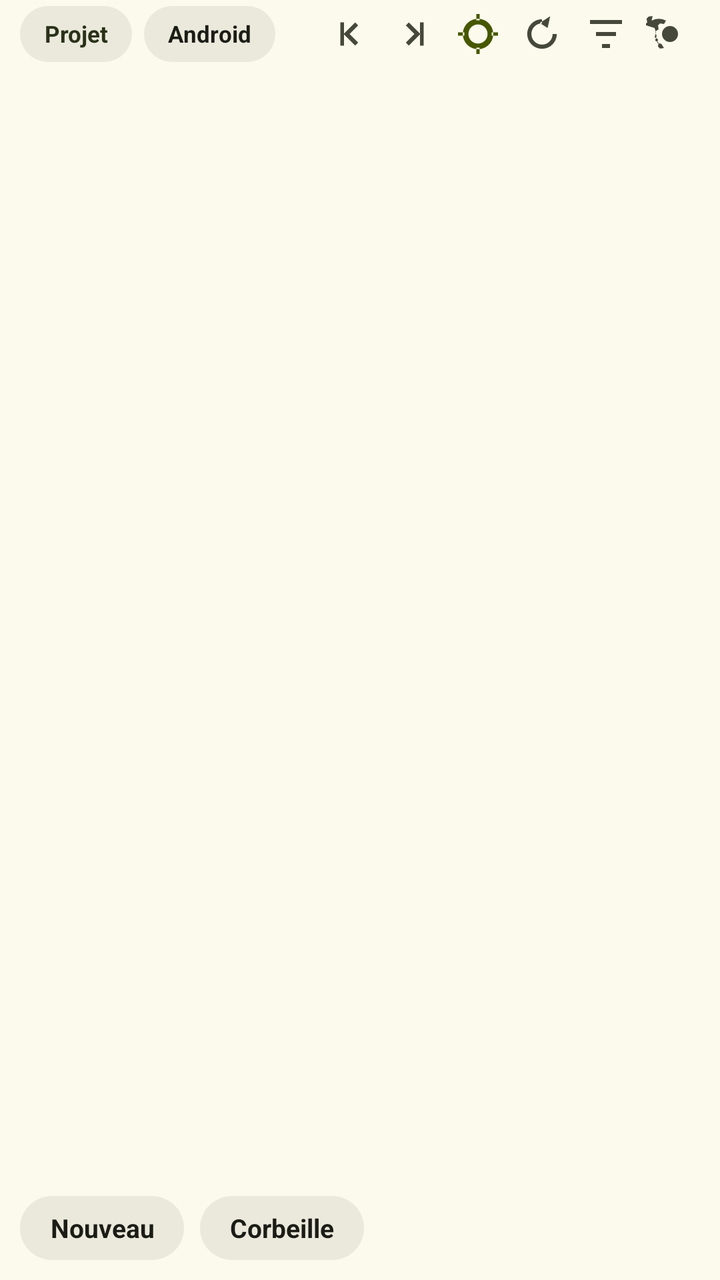
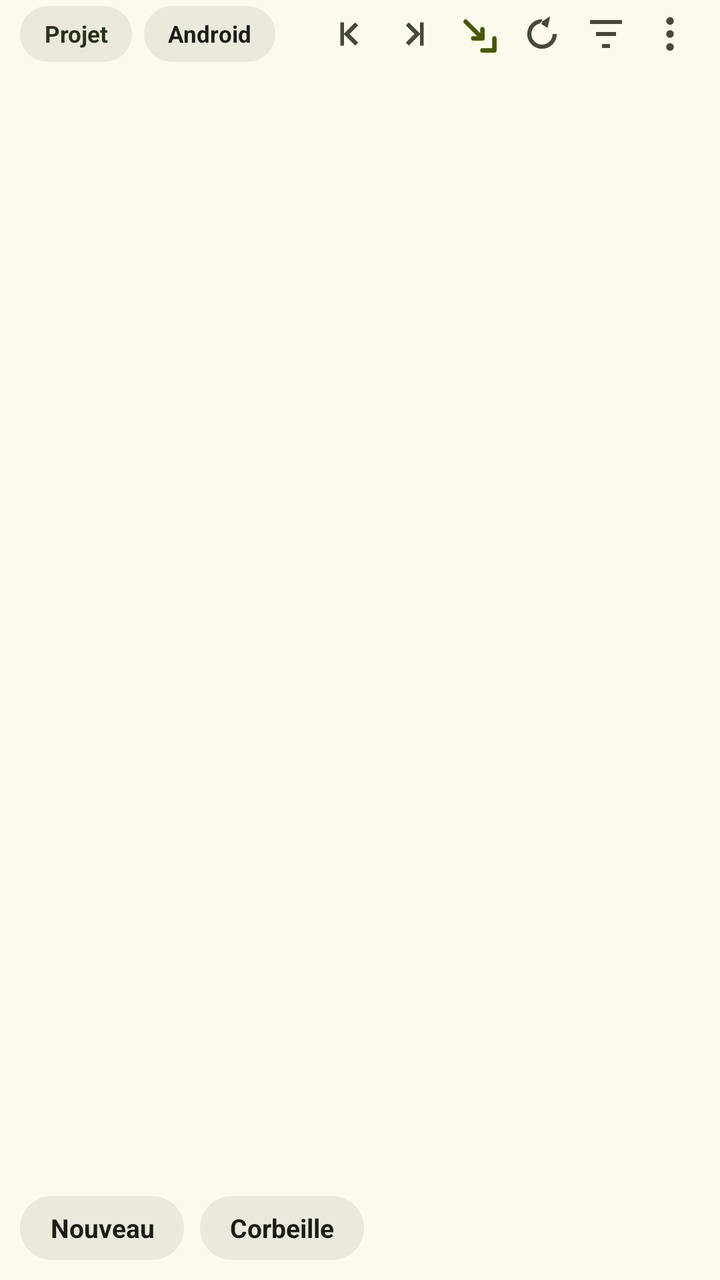

The first picture is an Android layout as it rendered before a commit; the second is the same layout after the commit. The layout source and the unified diff follow.
<!-- AndroidManifest.xml: application theme Theme.JoIDE -->
<!-- res/layout/files_tab_fragment.xml -->
<?xml version="1.0" encoding="utf-8"?>
<LinearLayout xmlns:android="http://schemas.android.com/apk/res/android"
    xmlns:app="http://schemas.android.com/apk/res-auto"
    android:layout_width="match_parent"
    android:layout_height="match_parent"
    android:orientation="vertical">

    
    <LinearLayout
        android:layout_width="match_parent"
        android:layout_height="wrap_content"
        android:orientation="horizontal"
        android:gravity="center_vertical"
        android:paddingStart="10dp"
        android:paddingEnd="10dp"
        android:paddingTop="2dp"
        android:paddingBottom="6dp">

        <TextView
            android:id="@+id/tree_view_project"
            style="@style/Chip"
            android:layout_width="wrap_content"
            android:layout_height="28dp"
            android:gravity="center"
            android:paddingStart="12dp"
            android:paddingEnd="12dp"
            android:text="@string/tiroir_vue_projet"
            android:textColor="@color/sur_sc2"
            android:textSize="11.5sp"
            android:textStyle="bold" />

        <TextView
            android:id="@+id/tree_view_android"
            style="@style/Chip"
            android:layout_width="wrap_content"
            android:layout_height="28dp"
            android:layout_marginStart="6dp"
            android:gravity="center"
            android:paddingStart="12dp"
            android:paddingEnd="12dp"
            android:text="@string/tiroir_vue_android"
            android:textColor="@color/sur"
            android:textSize="11.5sp"
            android:textStyle="bold" />

        <View
            android:layout_width="0dp"
            android:layout_height="1dp"
            android:layout_weight="1" />

        <ImageButton
            android:id="@+id/tree_collapse_all"
            style="@style/IconBtn"
            android:layout_width="30dp"
            android:layout_height="30dp"
            android:contentDescription="@string/tiroir_replier_tout"
            android:src="@drawable/ic_replier_tout"
            android:scaleType="centerInside"
            app:tint="@color/sur_var" />

        <ImageButton
            android:id="@+id/tree_expand_all"
            style="@style/IconBtn"
            android:layout_width="30dp"
            android:layout_height="30dp"
            android:layout_marginStart="2dp"
            android:contentDescription="@string/tiroir_deplier_tout"
            android:src="@drawable/ic_deplier_tout"
            android:scaleType="centerInside"
            app:tint="@color/sur_var" />

        <ImageButton
            android:id="@+id/tree_follow"
            style="@style/IconBtn"
            android:layout_width="30dp"
            android:layout_height="30dp"
            android:layout_marginStart="2dp"
            android:contentDescription="@string/tiroir_suivre"
            android:src="@drawable/ic_suivre"
            android:scaleType="centerInside"
            app:tint="@color/primaire" />

        <ImageButton
            android:id="@+id/tree_refresh"
            style="@style/IconBtn"
            android:layout_width="30dp"
            android:layout_height="30dp"
            android:layout_marginStart="2dp"
            android:contentDescription="@string/tiroir_actualiser"
            android:src="@drawable/ic_actualiser"
            android:scaleType="centerInside"
            app:tint="@color/sur_var" />

        <ImageButton
            android:id="@+id/tree_filter"
            style="@style/IconBtn"
            android:layout_width="30dp"
            android:layout_height="30dp"
            android:layout_marginStart="2dp"
            android:contentDescription="@string/tiroir_filtrer"
            android:src="@drawable/ic_filter"
            android:scaleType="centerInside"
            app:tint="@color/sur_var" />

        <ImageButton
            android:id="@+id/tree_settings"
            style="@style/IconBtn"
            android:layout_width="30dp"
            android:layout_height="30dp"
            android:layout_marginStart="2dp"
            android:contentDescription="@string/tiroir_reglages"
            android:src="@drawable/ic_gear"
            android:scaleType="centerInside"
            app:tint="@color/sur_var" />
    </LinearLayout>

    
    <LinearLayout
        android:id="@+id/tree_filter_box"
        android:layout_width="match_parent"
        android:layout_height="wrap_content"
        android:orientation="horizontal"
        android:gravity="center_vertical"
        android:layout_marginStart="10dp"
        android:layout_marginEnd="10dp"
        android:layout_marginBottom="6dp"
        android:paddingStart="10dp"
        android:paddingEnd="10dp"
        android:background="@drawable/fond_field"
        android:visibility="gone">

        <EditText
            android:id="@+id/tree_filter_field"
            android:layout_width="0dp"
            android:layout_height="38dp"
            android:layout_weight="1"
            android:inputType="text"
            android:imeOptions="actionSearch"
            android:singleLine="true"
            android:background="@null"
            android:hint="@string/tiroir_filtre_indice"
            android:textColor="@color/sur"
            android:textColorHint="@color/contour"
            android:textSize="12.5sp" />

        <TextView
            android:id="@+id/tree_filter_count"
            android:layout_width="wrap_content"
            android:layout_height="wrap_content"
            android:layout_marginStart="8dp"
            android:textColor="@color/sur_var"
            android:textSize="11sp"
            android:visibility="gone" />
    </LinearLayout>

    
    <LinearLayout
        android:id="@+id/tree_selection_bar"
        android:layout_width="match_parent"
        android:layout_height="wrap_content"
        android:orientation="horizontal"
        android:gravity="center_vertical"
        android:paddingStart="10dp"
        android:paddingEnd="6dp"
        android:paddingTop="6dp"
        android:paddingBottom="6dp"
        android:background="@color/sc2"
        android:visibility="gone">

        <TextView
            android:id="@+id/tree_selection_count"
            android:layout_width="0dp"
            android:layout_height="wrap_content"
            android:layout_weight="1"
            android:textColor="@color/sur_sc2"
            android:textSize="11.5sp"
            android:textStyle="bold" />

        <ImageButton
            android:id="@+id/tree_selection_trash"
            style="@style/IconBtn"
            android:layout_width="32dp"
            android:layout_height="32dp"
            android:contentDescription="@string/tiroir_selection_supprimer"
            android:src="@drawable/ic_trash"
            android:scaleType="centerInside"
            app:tint="@color/sur_sc2" />

        <ImageButton
            android:id="@+id/tree_selection_copy"
            style="@style/IconBtn"
            android:layout_width="32dp"
            android:layout_height="32dp"
            android:contentDescription="@string/tiroir_selection_copier"
            android:src="@drawable/ic_copy"
            android:scaleType="centerInside"
            app:tint="@color/sur_sc2" />

        <ImageButton
            android:id="@+id/tree_selection_move"
            style="@style/IconBtn"
            android:layout_width="32dp"
            android:layout_height="32dp"
            android:contentDescription="@string/tiroir_selection_deplacer"
            android:src="@drawable/ic_arrow"
            android:scaleType="centerInside"
            app:tint="@color/sur_sc2" />

        <ImageButton
            android:id="@+id/tree_selection_close"
            style="@style/IconBtn"
            android:layout_width="32dp"
            android:layout_height="32dp"
            android:contentDescription="@string/tiroir_action_annuler"
            android:src="@drawable/ic_x"
            android:scaleType="centerInside"
            app:tint="@color/sur_sc2" />
    </LinearLayout>

    
    <androidx.recyclerview.widget.RecyclerView
        android:id="@+id/tree_list"
        android:layout_width="match_parent"
        android:layout_height="0dp"
        android:layout_weight="1"
        android:paddingStart="10dp"
        android:paddingEnd="10dp"
        android:paddingTop="2dp"
        android:paddingBottom="10dp"
        android:clipToPadding="false" />

    
    <LinearLayout
        android:layout_width="match_parent"
        android:layout_height="wrap_content"
        android:orientation="horizontal"
        android:padding="10dp">

        <TextView
            android:id="@+id/tree_new_file"
            style="@style/Chip"
            android:layout_width="wrap_content"
            android:layout_height="32dp"
            android:gravity="center"
            android:text="@string/atelier_nouveau_fichier"
            android:textColor="@color/sur"
            android:textSize="@dimen/chip_txt"
            android:textStyle="bold" />

        <TextView
            android:id="@+id/tree_delete"
            style="@style/Chip"
            android:layout_width="wrap_content"
            android:layout_height="32dp"
            android:layout_marginStart="8dp"
            android:gravity="center"
            android:text="@string/atelier_corbeille"
            android:textColor="@color/sur"
            android:textSize="@dimen/chip_txt"
            android:textStyle="bold" />
    </LinearLayout>
</LinearLayout>
<!-- resources referenced by this layout -->
<resources>
  <color name="contour">#767966</color>
  <color name="primaire">#465700</color>
  <color name="sc2">#DEE5C3</color>
  <color name="sur">#1B1C15</color>
  <color name="sur_sc2">#2A3119</color>
  <color name="sur_var">#45483A</color>
  <dimen name="chip_txt">13sp</dimen>
  <!-- drawable ic_arrow (drawable) -->
  <?xml version="1.0" encoding="utf-8"?>
  <vector xmlns:android="http://schemas.android.com/apk/res/android"
      android:width="24dp" android:height="24dp"
      android:viewportWidth="24" android:viewportHeight="24"
      android:tint="?attr/colorOnSurfaceVariant">
      <path android:pathData="M9 7l5 5-5 5" android:fillColor="#FFFFFF" />
  </vector>
  <!-- drawable ic_gear (drawable) -->
  <?xml version="1.0" encoding="utf-8"?>
  <vector xmlns:android="http://schemas.android.com/apk/res/android"
      android:width="24dp" android:height="24dp"
      android:viewportWidth="24" android:viewportHeight="24"
      android:tint="?attr/colorOnSurfaceVariant">
      <path android:pathData="M12 8a4 4 0 1 1 0 8 4 4 0 0 1 0-8zm-2 12.7-1-1.7-2 .3-1-1 .3-2-1.7-1 .7-2.3-.7-2.3 1.7-1-.3-2 1-1 2 .3 1-1.7a7.9 7.9 0 0 0-7.2 0l.5-2.3-2 .3-1 1 .3 2-1.7 1L4.3 9l.7 2.3-.7 2.3 1.7 1-.3 2 2 .3" android:fillColor="#FFFFFF" />
  </vector>
  <!-- drawable ic_suivre (drawable) -->
  <?xml version="1.0" encoding="utf-8"?>
  <vector xmlns:android="http://schemas.android.com/apk/res/android"
      android:width="24dp" android:height="24dp"
      android:viewportWidth="24" android:viewportHeight="24"
      android:tint="?attr/colorOnSurfaceVariant">
      <path android:pathData="M12,4.4 a7.6,7.6 0 1 0 0.01,0 z M12,7.2 a4.8,4.8 0 1 1 -0.01,0 z M11.2,2 h1.6 v3.2 h-1.6 z M11.2,18.8 h1.6 v3.2 h-1.6 z M2,11.2 h3.2 v1.6 h-3.2 z M18.8,11.2 h3.2 v1.6 h-3.2 z" android:fillType="evenOdd" android:fillColor="#FFFFFF" />
  </vector>
  <string name="atelier_corbeille">Corbeille</string>
  <string name="atelier_nouveau_fichier">Nouveau</string>
  <string name="tiroir_action_annuler">Annuler</string>
  <string name="tiroir_actualiser">Actualiser</string>
  <string name="tiroir_filtrer">Filtrer</string>
  <string name="tiroir_replier_tout">Tout replier</string>
  <string name="tiroir_vue_android">Android</string>
  <string name="tiroir_vue_projet">Projet</string>
  <color name="sc_highest">#E4E3D7</color>
  <color name="contour_var">#C6C9B2</color>
  <dimen name="chip_hauteur">38dp</dimen>
  <dimen name="chip_padding_h">15dp</dimen>
  <color name="sur_primaire">#FFFFFF</color>
  <color name="conteneur_primaire">#C7EE45</color>
  <color name="sur_conteneur_primaire">#273300</color>
  <color name="tertiaire">#6C3E85</color>
  <color name="sur_tertiaire">#FFFFFF</color>
  <color name="conteneur_tertiaire">#F2D9FF</color>
  <color name="sur_conteneur_tertiaire">#3E2457</color>
  <color name="sc">#EFEEE2</color>
  <color name="erreur">#8F4C38</color>
  <color name="conteneur_erreur">#FFDBD1</color>
  <color name="sur_conteneur_erreur">#5B1A0B</color>
  <color name="fond">#FBFAED</color>
  <color name="sc_low">#F5F4E7</color>
  <color name="sc_lowest">#FFFFFF</color>
  <color name="sc_high">#EAE9DC</color>
  <!-- unchanged entries left out for length: 20 -->
</resources>

<!-- the commit's change to res/layout/files_tab_fragment.xml (unified diff, before → after) -->
@@ -109,7 +109,7 @@
             android:layout_height="30dp"
             android:layout_marginStart="2dp"
             android:contentDescription="@string/tiroir_reglages"
-            android:src="@drawable/ic_gear"
+            android:src="@drawable/ic_options"
             android:scaleType="centerInside"
             app:tint="@color/sur_var" />
     </LinearLayout>
@@ -202,7 +202,17 @@
             android:layout_width="32dp"
             android:layout_height="32dp"
             android:contentDescription="@string/tiroir_selection_deplacer"
-            android:src="@drawable/ic_arrow"
+            android:src="@drawable/ic_deplacer"
+            android:scaleType="centerInside"
+            app:tint="@color/sur_sc2" />
+
+        <ImageButton
+            android:id="@+id/tree_selection_stage"
+            style="@style/IconBtn"
+            android:layout_width="32dp"
+            android:layout_height="32dp"
+            android:contentDescription="@string/tiroir_selection_indexer"
+            android:src="@drawable/ic_plus"
             android:scaleType="centerInside"
             app:tint="@color/sur_sc2" />
 
<!-- resource entries referenced after the edit -->
@@ -7,21 +7,34 @@
   <color name="sur_sc2">#2A3119</color>
   <color name="sur_var">#45483A</color>
   <dimen name="chip_txt">13sp</dimen>
-  <!-- drawable ic_arrow (drawable) -->
+  <!-- drawable ic_deplacer (drawable) -->
   <?xml version="1.0" encoding="utf-8"?>
   <vector xmlns:android="http://schemas.android.com/apk/res/android"
       android:width="24dp" android:height="24dp"
       android:viewportWidth="24" android:viewportHeight="24"
       android:tint="?attr/colorOnSurfaceVariant">
-      <path android:pathData="M9 7l5 5-5 5" android:fillColor="#FFFFFF" />
+      <path android:pathData="M5.5,6.1 a2.4,2.4 0 1 0 0.01,0 z M5.5,15.1 a2.4,2.4 0 1 0 0.01,0 z"
+          android:fillColor="#FFFFFF" />
+      <path android:pathData="M7.4,9.4 L19,6.2 M7.4,14.6 L19,17.8"
+          android:strokeColor="#FFFFFF" android:strokeWidth="2"
+          android:strokeLineCap="round" />
   </vector>
-  <!-- drawable ic_gear (drawable) -->
+  <!-- drawable ic_options (drawable) -->
   <?xml version="1.0" encoding="utf-8"?>
   <vector xmlns:android="http://schemas.android.com/apk/res/android"
       android:width="24dp" android:height="24dp"
       android:viewportWidth="24" android:viewportHeight="24"
       android:tint="?attr/colorOnSurfaceVariant">
-      <path android:pathData="M12 8a4 4 0 1 1 0 8 4 4 0 0 1 0-8zm-2 12.7-1-1.7-2 .3-1-1 .3-2-1.7-1 .7-2.3-.7-2.3 1.7-1-.3-2 1-1 2 .3 1-1.7a7.9 7.9 0 0 0-7.2 0l.5-2.3-2 .3-1 1 .3 2-1.7 1L4.3 9l.7 2.3-.7 2.3 1.7 1-.3 2 2 .3" android:fillColor="#FFFFFF" />
+      <path android:pathData="M12,3.6 a1.9,1.9 0 1 0 0.01,0 z M12,10.1 a1.9,1.9 0 1 0 0.01,0 z M12,16.6 a1.9,1.9 0 1 0 0.01,0 z"
+          android:fillColor="#FFFFFF" />
+  </vector>
+  <!-- drawable ic_plus (drawable) -->
+  <?xml version="1.0" encoding="utf-8"?>
+  <vector xmlns:android="http://schemas.android.com/apk/res/android"
+      android:width="24dp" android:height="24dp"
+      android:viewportWidth="24" android:viewportHeight="24"
+      android:tint="?attr/colorOnSurfaceVariant">
+      <path android:pathData="M11 5h2v6h6v2h-6v6h-2v-6H5v-2h6z" android:fillColor="#FFFFFF" />
   </vector>
   <!-- drawable ic_suivre (drawable) -->
   <?xml version="1.0" encoding="utf-8"?>
@@ -29,7 +42,15 @@
       android:width="24dp" android:height="24dp"
       android:viewportWidth="24" android:viewportHeight="24"
       android:tint="?attr/colorOnSurfaceVariant">
-      <path android:pathData="M12,4.4 a7.6,7.6 0 1 0 0.01,0 z M12,7.2 a4.8,4.8 0 1 1 -0.01,0 z M11.2,2 h1.6 v3.2 h-1.6 z M11.2,18.8 h1.6 v3.2 h-1.6 z M2,11.2 h3.2 v1.6 h-3.2 z M18.8,11.2 h3.2 v1.6 h-3.2 z" android:fillType="evenOdd" android:fillColor="#FFFFFF" />
+      <path android:pathData="M14.2,20.2 h6 v-6"
+          android:strokeColor="#FFFFFF" android:strokeWidth="2.2"
+          android:strokeLineCap="round" android:strokeLineJoin="round" />
+      <path android:pathData="M5.8,5.8 L14.2,14.2"
+          android:strokeColor="#FFFFFF" android:strokeWidth="2.2"
+          android:strokeLineCap="round" />
+      <path android:pathData="M9.6,14.2 h4.6 v-4.6"
+          android:strokeColor="#FFFFFF" android:strokeWidth="2.2"
+          android:strokeLineCap="round" android:strokeLineJoin="round" />
   </vector>
   <string name="atelier_corbeille">Corbeille</string>
   <string name="atelier_nouveau_fichier">Nouveau</string>
@@ -37,6 +58,7 @@
   <string name="tiroir_actualiser">Actualiser</string>
   <string name="tiroir_filtrer">Filtrer</string>
   <string name="tiroir_replier_tout">Tout replier</string>
+  <string name="tiroir_selection_indexer">Indexer (stage Git)</string>
   <string name="tiroir_vue_android">Android</string>
   <string name="tiroir_vue_projet">Projet</string>
   <color name="sc_highest">#E4E3D7</color>
